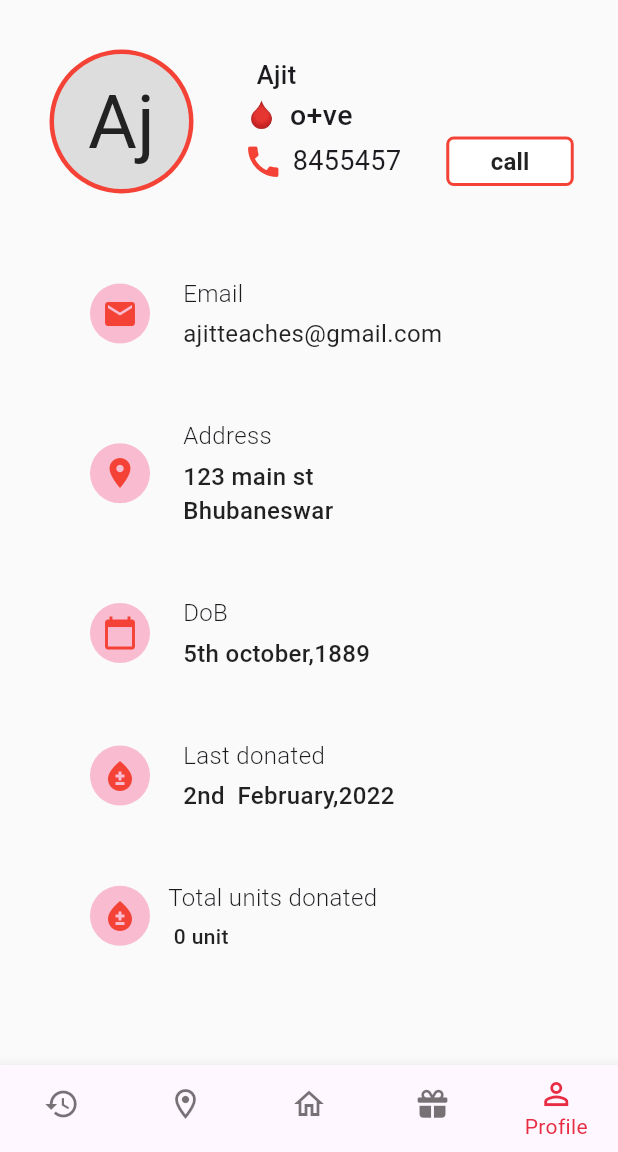
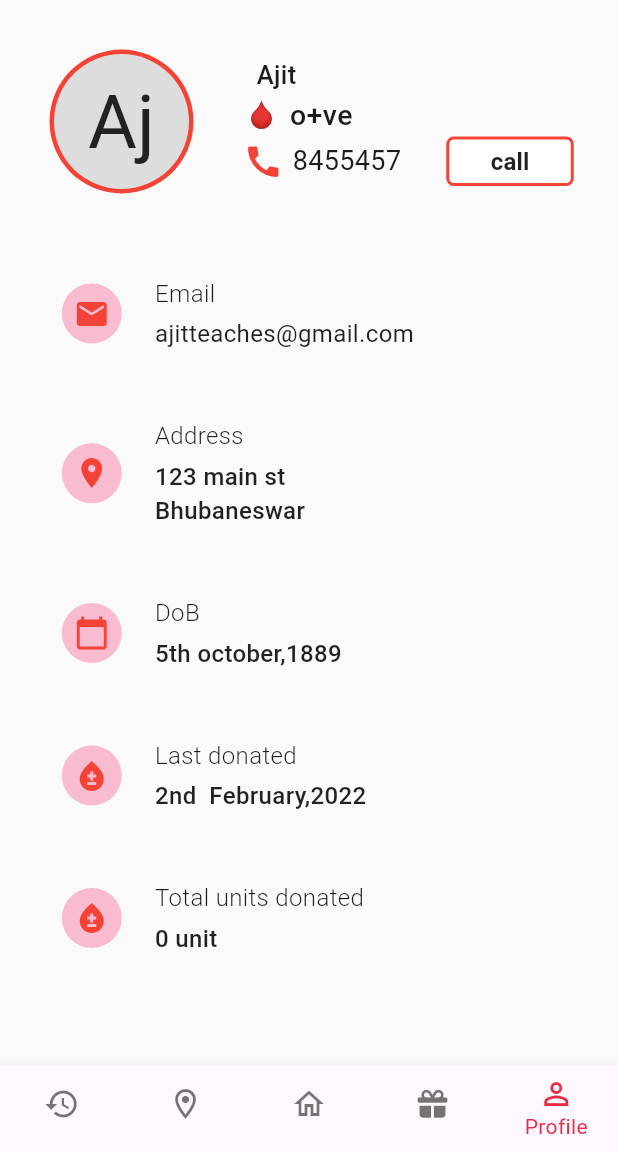
Before and after one commit to a7medragab22/BloodBank, a Flutter app: the NavigationBBar screen opened by its route, item 5 of the bottom bar chosen, on a phone screen of 412 x 824 dp, the part 84-1236 px from its top. Run offline on Flutter 3.47's test engine with Material 3 defaults, Android fonts, the phone set to English and light mode, and no system bars; our stand-ins replace flutter_bloc, flutter_screenutil, font_awesome_flutter.

Commit message:
solve size exception
Co-authored-by: Copilot <copilot@github.com>

```diff
--- a/lib/features/Profile/widget/profile_views_body.dart
+++ b/lib/features/Profile/widget/profile_views_body.dart
@@ -6,13 +6,15 @@ class ProfileViewsBody extends StatelessWidget {
 
   @override
   Widget build(BuildContext context) {
-    return Column(
+    double screenWidth = MediaQuery.of(context).size.width;
+    return SingleChildScrollView(
+      child: Column(
         children: [
           ProfileInfo(),
           SizedBox(height: 22),
           Row(
             children: [
-            SizedBox(width: 60),
+              SizedBox(width: screenWidth * 0.1),
               Container(
                 padding: EdgeInsets.all(8),
                 decoration: BoxDecoration(
@@ -22,12 +24,16 @@ class ProfileViewsBody extends StatelessWidget {
                 child: Icon(Icons.email, color: Colors.red),
               ),
               SizedBox(width: 22),
-            Column(
+              Expanded(
+                child: Column(
                   crossAxisAlignment: CrossAxisAlignment.start,
                   children: [
                     Text(
                       'Email',
-                  style: TextStyle(fontSize: 16, fontWeight: FontWeight.w300),
+                      style: TextStyle(
+                        fontSize: 16,
+                        fontWeight: FontWeight.w300,
+                      ),
                     ),
                     SizedBox(height: 4),
                     Text(
@@ -36,12 +42,13 @@ class ProfileViewsBody extends StatelessWidget {
                     ),
                   ],
                 ),
+              ),
             ],
           ),
           SizedBox(height: 45),
           Row(
             children: [
-            SizedBox(width: 60),
+              SizedBox(width: screenWidth * 0.1),
               Container(
                 padding: EdgeInsets.all(8),
                 decoration: BoxDecoration(
@@ -51,12 +58,16 @@ class ProfileViewsBody extends StatelessWidget {
                 child: Icon(Icons.location_on, color: Colors.red),
               ),
               SizedBox(width: 22),
-            Column(
+              Expanded(
+                child: Column(
                   crossAxisAlignment: CrossAxisAlignment.start,
                   children: [
                     Text(
                       'Address',
-                  style: TextStyle(fontSize: 16, fontWeight: FontWeight.w300),
+                      style: TextStyle(
+                        fontSize: 16,
+                        fontWeight: FontWeight.w300,
+                      ),
                     ),
                     SizedBox(height: 4),
                     Text(
@@ -77,12 +88,13 @@ class ProfileViewsBody extends StatelessWidget {
                     ),
                   ],
                 ),
+              ),
             ],
           ),
           SizedBox(height: 45),
           Row(
             children: [
-            SizedBox(width: 60),
+              SizedBox(width: screenWidth * 0.1),
               Container(
                 padding: EdgeInsets.all(8),
                 decoration: BoxDecoration(
@@ -92,12 +104,16 @@ class ProfileViewsBody extends StatelessWidget {
                 child: Icon(Icons.calendar_today, color: Colors.red),
               ),
               SizedBox(width: 22),
-            Column(
+              Expanded(
+                child: Column(
                   crossAxisAlignment: CrossAxisAlignment.start,
                   children: [
                     Text(
                       'DoB ',
-                  style: TextStyle(fontSize: 16, fontWeight: FontWeight.w300),
+                      style: TextStyle(
+                        fontSize: 16,
+                        fontWeight: FontWeight.w300,
+                      ),
                     ),
                     SizedBox(height: 4),
                     Text(
@@ -110,12 +126,13 @@ class ProfileViewsBody extends StatelessWidget {
                     ),
                   ],
                 ),
+              ),
             ],
           ),
           SizedBox(height: 45),
           Row(
             children: [
-            SizedBox(width: 60),
+              SizedBox(width: screenWidth * 0.1),
               Container(
                 padding: EdgeInsets.all(8),
                 decoration: BoxDecoration(
@@ -125,12 +142,16 @@ class ProfileViewsBody extends StatelessWidget {
                 child: Icon(Icons.bloodtype, color: Colors.red),
               ),
               SizedBox(width: 22),
-            Column(
+              Expanded(
+                child: Column(
                   crossAxisAlignment: CrossAxisAlignment.start,
                   children: [
                     Text(
                       'Last donated',
-                  style: TextStyle(fontSize: 16, fontWeight: FontWeight.w300),
+                      style: TextStyle(
+                        fontSize: 16,
+                        fontWeight: FontWeight.w300,
+                      ),
                     ),
                     SizedBox(height: 4),
                     Text(
@@ -143,12 +164,13 @@ class ProfileViewsBody extends StatelessWidget {
                     ),
                   ],
                 ),
+              ),
             ],
           ),
           SizedBox(height: 45),
           Row(
             children: [
-            SizedBox(width: 60),
+              SizedBox(width: screenWidth * 0.1),
               Container(
                 padding: EdgeInsets.all(8),
                 decoration: BoxDecoration(
@@ -157,28 +179,34 @@ class ProfileViewsBody extends StatelessWidget {
                 ),
                 child: Icon(Icons.bloodtype, color: Colors.red),
               ),
-            SizedBox(width: 12),
-            Column(
+              SizedBox(width: 22),
+              Expanded(
+                child: Column(
                   crossAxisAlignment: CrossAxisAlignment.start,
                   children: [
                     Text(
                       'Total units donated',
-                  style: TextStyle(fontSize: 16, fontWeight: FontWeight.w300),
+                      style: TextStyle(
+                        fontSize: 16,
+                        fontWeight: FontWeight.w300,
+                      ),
                     ),
                     SizedBox(height: 4),
                     Text(
-                  ' 0 unit',
+                      '0 unit',
                       style: TextStyle(
-                    fontSize: 14,
+                        fontSize: 16,
                         color: Colors.black87,
                         fontWeight: FontWeight.w500,
                       ),
                     ),
                   ],
                 ),
+              ),
             ],
           ),
         ],
+      ),
     );
   }
 }
```
Lines whose indentation alone changed are shown as unchanged.
